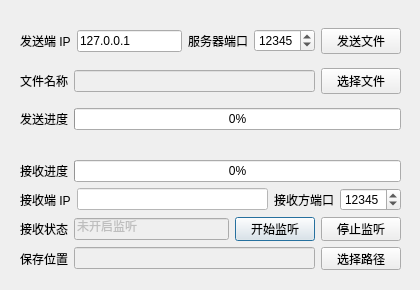
Qt form ftproject.ui (hongzhe-github/QFTP) before a commit.
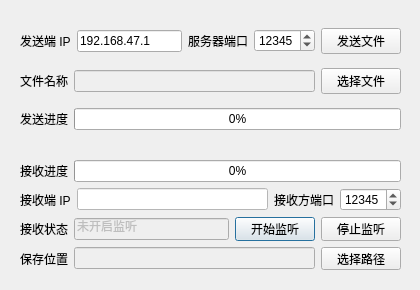
The same form after that commit. Icons and pictures are not drawn.

```diff
--- a/ftproject.ui
+++ b/ftproject.ui
@@ -151,7 +151,7 @@
     </item>
    </layout>
   </widget>
-  <widget class="QWidget" name="">
+  <widget class="QWidget" name="layoutWidget">
    <property name="geometry">
     <rect>
      <x>20</x>
@@ -173,7 +173,7 @@
       <item>
        <widget class="QLineEdit" name="lineEditClinetIP">
         <property name="text">
-         <string>127.0.0.1</string>
+         <string>192.168.47.1</string>
         </property>
        </widget>
       </item>
```
